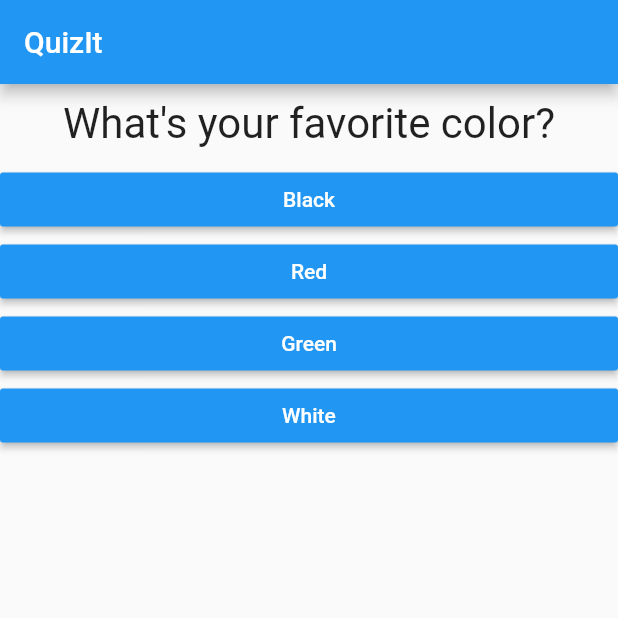
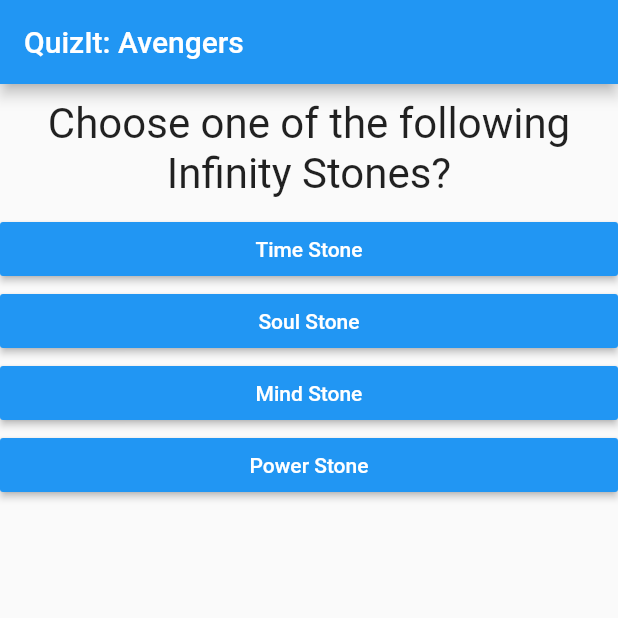
Before and after one commit to Karanjot-singh/Flutter-Quiz, a Flutter app: the screen it shows after launch, on a phone screen of 412 x 824 dp, the top half of it. Run offline on Flutter 3.47's test engine with Material 2 defaults, Android fonts, the phone set to English and light mode, and no system bars.

Commit message:
minor additions

```diff
--- a/lib/main.dart
+++ b/lib/main.dart
@@ -16,30 +16,29 @@ class _MyAppState extends State<MyApp> {
   //list containing map objects
   final _questions = const [
     {
-      'questionText': 'What\'s your favorite color?',
+      'questionText': 'Choose one of the following Infinity Stones?',
       'answers': [
-        {'text': 'Black', 'score': 10},
-        {'text': 'Red', 'score': 5},
-        {'text': 'Green', 'score': 3},
-        {'text': 'White', 'score': 1},
+        {'text': 'Time Stone', 'score': 10},
+        {'text': 'Soul Stone', 'score': 5},
+        {'text': 'Mind Stone', 'score': 3},
+        {'text': 'Power Stone', 'score': 1},
       ],
     },
     {
-      'questionText': 'What\'s your favorite animal?',
+      'questionText': 'Who\'s your favorite Avenger?',
       'answers': [
-        {'text': 'Rabbit', 'score': 3},
-        {'text': 'Snake', 'score': 11},
-        {'text': 'Elephant', 'score': 5},
-        {'text': 'Lion', 'score': 9},
+        {'text': 'Natasha Romanoff', 'score': 5},
+        {'text': 'Ironman', 'score': 11},
+        {'text': 'Captain America', 'score': 8},
+        {'text': 'Thor', 'score': 9},
       ],
     },
+
     {
-      'questionText': 'Who\'s your favorite instructor?',
+      'questionText': 'Choose a Side :',
       'answers': [
-        {'text': 'Max', 'score': 1},
-        {'text': 'Max', 'score': 1},
-        {'text': 'Max', 'score': 1},
-        {'text': 'Max', 'score': 1},
+        {'text': 'Team Cap', 'score': 10},
+        {'text': 'Team Stark', 'score': 18},
       ],
     },
   ];
@@ -73,7 +72,7 @@ class _MyAppState extends State<MyApp> {
     return MaterialApp(
       home: Scaffold(
         appBar: AppBar(
-          title: Text('QuizIt'),
+          title: Text('QuizIt: Avengers'),
         ),
         body: _questionIndex < _questions.length
             ? Quiz( //see imported files
```
Also changed, not shown: lib/Result.dart (+8 -8 lines).
